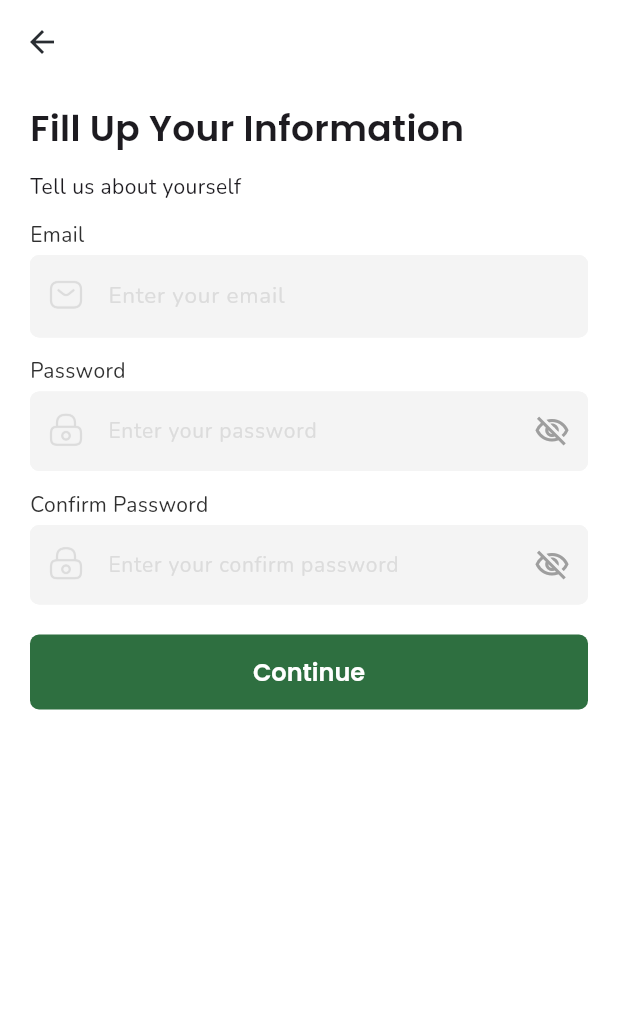
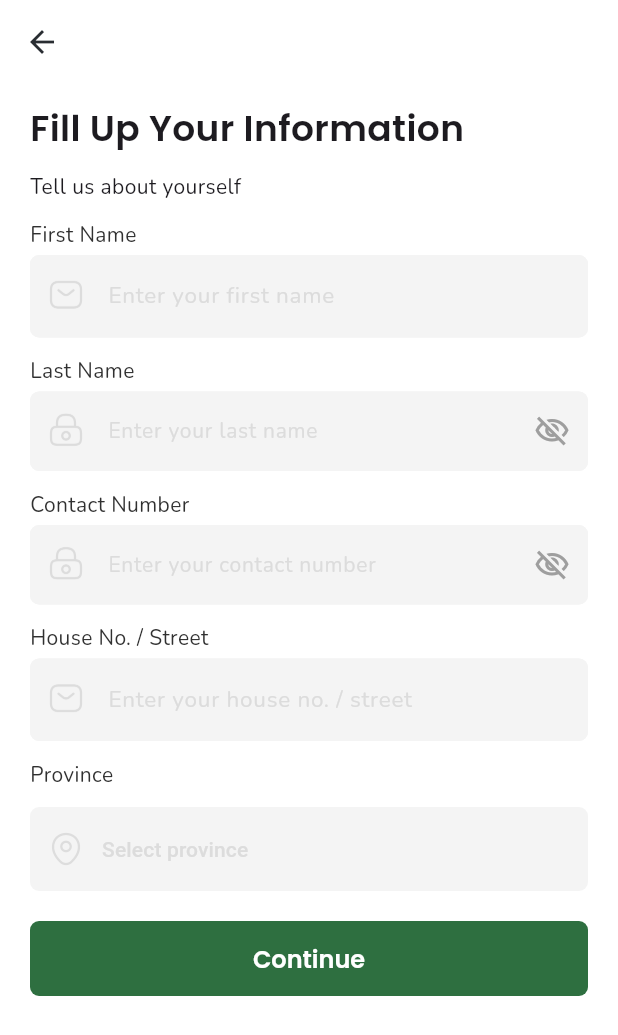
Before and after one commit to jamydevelop/Jodally-Flutter-App, a Flutter app: the screen it shows after launch, on a phone screen of 412 x 824 dp. Shown: the top 1035 px of the screen. Run offline on Flutter 3.47's test engine with Material 3 defaults, Android fonts, the phone set to English and light mode, and no system bars.

Commit message:
added province icon

```diff
--- a/jodally_flutter_app/lib/core/resources/assets.dart
+++ b/jodally_flutter_app/lib/core/resources/assets.dart
@@ -9,4 +9,7 @@ class Assets {
   static const welcomeDialogCloseIcn = '$iconsPath/close_circle_icon.png';
   static const smsIcon = '$iconsPath/sms_icon.png';
   static const lockIcon = '$iconsPath/lock_icon.png';
+  static const locationIcon = '$iconsPath/location_icon.png';
+
+  //location_icon.png
 }
--- a/jodally_flutter_app/lib/views/sign_up_passenger.dart
+++ b/jodally_flutter_app/lib/views/sign_up_passenger.dart
@@ -41,19 +41,20 @@ class _SignUpPassengerState extends State<SignUpPassenger> {
             ),
             const SizedBox(height: 12),
 
-            // Email Label & Field
+            // First Name Label
             CommonTextLabel(
-              text: 'Email',
+              text: 'First Name',
               fontFamily: 'Nunito',
               fontWeight: FontWeight.w400,
               fontSize: fontSizeTitleSmall,
               color: blackTertiary,
             ),
             const SizedBox(height: 4),
+            // First Name Field
             CommonTextField(
               filled: true,
               fillColor: lightGreyPrimary,
-              hintText: "Enter your email",
+              hintText: 'Enter your first name',
               hintTextStyle: TextStyle(
                 fontFamily: "Nunito",
                 fontWeight: FontWeight.w400,
@@ -74,22 +75,23 @@ class _SignUpPassengerState extends State<SignUpPassenger> {
             ),
             const SizedBox(height: 12),
 
-            // Password Label & Field
+            // Last Name Label
             CommonTextLabel(
-              text: AppConstants.PASSWORD_TITLE,
+              text: 'Last Name',
               fontFamily: 'Nunito',
               fontWeight: FontWeight.w400,
               fontSize: fontSizeTitleSmall,
               color: blackTertiary,
             ),
             const SizedBox(height: 4),
+            // Last Name Field
             CommonTextField(
               isSecure: true,
               hasShowHideTextIcon: true,
               maxLines: 1,
               filled: true,
               fillColor: lightGreyPrimary,
-              hintText: AppConstants.PASSWORD_SUB_TITLE,
+              hintText: 'Enter your last name',
               hintTextStyle: TextStyle(
                 fontFamily: "Nunito",
                 fontWeight: FontWeight.w400,
@@ -110,22 +112,23 @@ class _SignUpPassengerState extends State<SignUpPassenger> {
             ),
             const SizedBox(height: 12),
 
-            // Confirm Password Label & Field
+            // Contact Number Label
             CommonTextLabel(
-              text: 'Confirm Password',
+              text: 'Contact Number',
               fontFamily: 'Nunito',
               fontWeight: FontWeight.w400,
               fontSize: fontSizeTitleSmall,
               color: blackTertiary,
             ),
             const SizedBox(height: 4),
+            // Contact Number Field
             CommonTextField(
               isSecure: true,
               hasShowHideTextIcon: true,
               maxLines: 1,
               filled: true,
               fillColor: lightGreyPrimary,
-              hintText: "Enter your confirm password",
+              hintText: 'Enter your contact number',
               hintTextStyle: TextStyle(
                 fontFamily: "Nunito",
                 fontWeight: FontWeight.w400,
@@ -144,6 +147,81 @@ class _SignUpPassengerState extends State<SignUpPassenger> {
                 borderSide: BorderSide(color: lightGreyPrimary, width: 1),
               ),
             ),
+            const SizedBox(height: 12),
+            // House No. / Street Label
+            CommonTextLabel(
+              text: 'House No. / Street',
+              fontFamily: 'Nunito',
+              fontWeight: FontWeight.w400,
+              fontSize: fontSizeTitleSmall,
+              color: blackTertiary,
+            ),
+            const SizedBox(height: 4),
+            // First Name Field
+            CommonTextField(
+              filled: true,
+              fillColor: lightGreyPrimary,
+              hintText: 'Enter your house no. / street',
+              hintTextStyle: TextStyle(
+                fontFamily: "Nunito",
+                fontWeight: FontWeight.w400,
+                fontSize: fontSizeSubhead,
+                color: lightGreySecondary,
+              ),
+              prefixIcon: Image.asset(
+                Assets.smsIcon,
+                scale: 3,
+                color: lightGreySecondary,
+              ),
+              onFieldSubmitted: (_) => FocusScope.of(context).unfocus(),
+              keyboardType: TextInputType.emailAddress,
+              inputBorder: OutlineInputBorder(
+                borderRadius: BorderRadius.circular(6.0),
+                borderSide: BorderSide(color: lightGreyPrimary, width: 1),
+              ),
+            ),
+            const SizedBox(height: 12),
+            // Province Label
+            CommonTextLabel(
+              text: 'Province',
+              fontFamily: 'Nunito',
+              fontWeight: FontWeight.w400,
+              fontSize: fontSizeTitleSmall,
+              color: blackTertiary,
+            ),
+            const SizedBox(height: 12),
+            // Province Button
+            SizedBox(
+              width: double.infinity,
+              child: TextButton(
+                onPressed: () {},
+                style: TextButton.styleFrom(
+                  backgroundColor: lightGreyPrimary,
+                  foregroundColor: lightGreySecondary,
+                  padding: EdgeInsets.symmetric(
+                    vertical: 16,
+                  ), // Vertical padding only
+                  shape: RoundedRectangleBorder(
+                    borderRadius: BorderRadius.circular(6),
+                  ),
+                  alignment: Alignment.centerLeft, // Aligns Row to the left
+                ),
+                child: Padding(
+                  padding: EdgeInsets.symmetric(
+                    horizontal: 12,
+                  ), // Left-right padding
+                  child: Row(
+                    mainAxisSize: MainAxisSize.min,
+                    children: [
+                      Image.asset(Assets.locationIcon, scale: 3),
+                      SizedBox(width: 12), // Spacing between icon and text
+                      Text('Select province'),
+                    ],
+                  ),
+                ),
+              ),
+            ),
+
             const SizedBox(height: 20),
             CommonButton(
               backgroundColor: greenPrimary,
```
